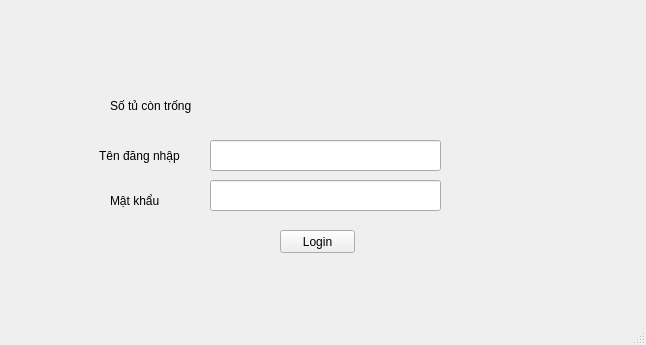
Above: login1.ui from SmartBox10/Hopo before the change. Below: the same form after it.
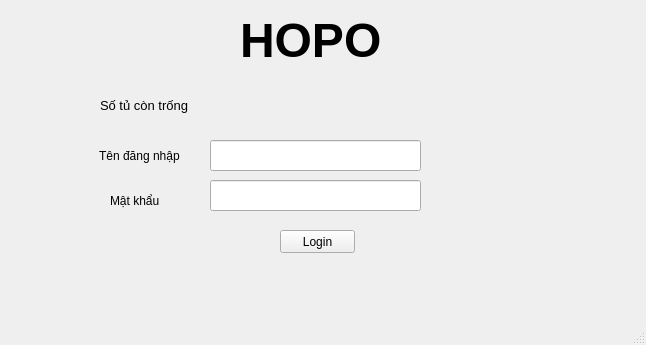
That is the form after the change.

The edit to the form file:
```diff
--- a/login1.ui
+++ b/login1.ui
@@ -67,7 +67,7 @@
      <rect>
       <x>210</x>
       <y>140</y>
-      <width>231</width>
+      <width>211</width>
       <height>31</height>
      </rect>
     </property>
@@ -77,20 +77,28 @@
      <rect>
       <x>210</x>
       <y>180</y>
-      <width>231</width>
+      <width>211</width>
       <height>31</height>
      </rect>
     </property>
+    <property name="echoMode">
+     <enum>QLineEdit::Password</enum>
+    </property>
    </widget>
    <widget class="QLabel" name="label">
     <property name="geometry">
      <rect>
-      <x>110</x>
+      <x>100</x>
       <y>90</y>
       <width>91</width>
       <height>31</height>
      </rect>
     </property>
+    <property name="font">
+     <font>
+      <pointsize>10</pointsize>
+     </font>
+    </property>
     <property name="text">
      <string>Số tủ còn trống</string>
     </property>
@@ -98,16 +106,43 @@
    <widget class="QLabel" name="showquanity">
     <property name="geometry">
      <rect>
-      <x>270</x>
-      <y>100</y>
-      <width>61</width>
+      <x>290</x>
+      <y>90</y>
+      <width>31</width>
       <height>21</height>
      </rect>
     </property>
+    <property name="font">
+     <font>
+      <pointsize>10</pointsize>
+      <weight>75</weight>
+      <bold>true</bold>
+     </font>
+    </property>
     <property name="text">
      <string/>
     </property>
    </widget>
+   <widget class="QLabel" name="LabHp">
+    <property name="geometry">
+     <rect>
+      <x>240</x>
+      <y>10</y>
+      <width>151</width>
+      <height>61</height>
+     </rect>
+    </property>
+    <property name="font">
+     <font>
+      <pointsize>36</pointsize>
+      <weight>75</weight>
+      <bold>true</bold>
+     </font>
+    </property>
+    <property name="text">
+     <string>HOPO</string>
+    </property>
+   </widget>
   </widget>
   <widget class="QMenuBar" name="menubar">
    <property name="geometry">
```
